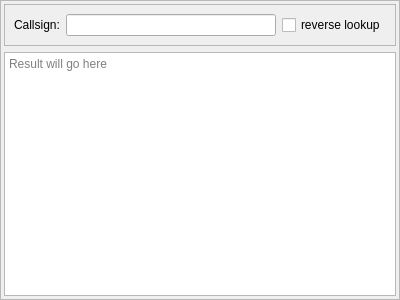
Qt form src/blackgui/components/modelmatcherlogcomponent.ui (swift-project/pilotclient) before a commit.
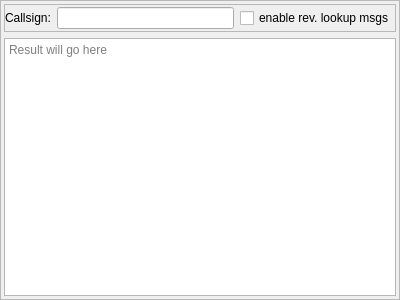
The same form after that commit.

Commit message: refs #780, adjusted matcher log component`s UI

What changed in the file:
```diff
--- a/src/blackgui/components/modelmatcherlogcomponent.ui
+++ b/src/blackgui/components/modelmatcherlogcomponent.ui
@@ -40,7 +40,19 @@
      <property name="frameShadow">
       <enum>QFrame::Raised</enum>
      </property>
-     <layout class="QGridLayout" name="gridLayout">
+     <layout class="QGridLayout" name="gl_MatcherSelection">
+      <property name="leftMargin">
+       <number>0</number>
+      </property>
+      <property name="topMargin">
+       <number>2</number>
+      </property>
+      <property name="rightMargin">
+       <number>0</number>
+      </property>
+      <property name="bottomMargin">
+       <number>2</number>
+      </property>
       <item row="0" column="1">
        <widget class="QLineEdit" name="le_Callsign"/>
       </item>
@@ -54,7 +66,7 @@
       <item row="0" column="2">
        <widget class="QCheckBox" name="cb_LogReverseLookup">
         <property name="text">
-         <string>reverse lookup</string>
+         <string>enable rev. lookup msgs</string>
         </property>
        </widget>
       </item>
```
Left out of the diff: 3 changed lines with no effect on the pictures. The commit also changes 1 other file.
